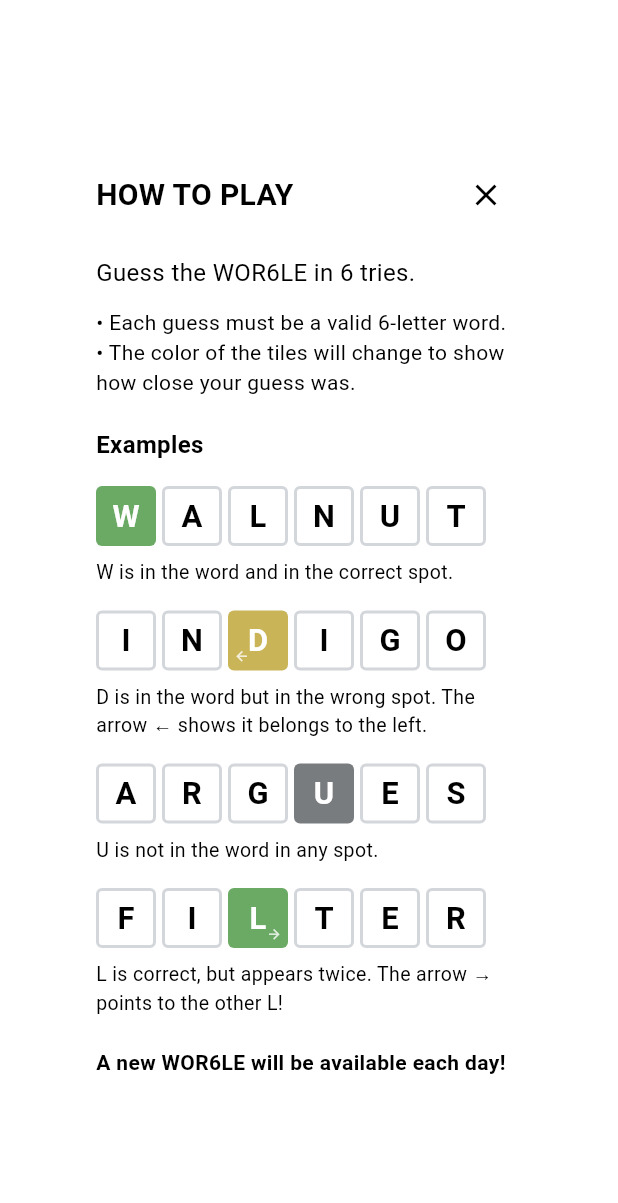
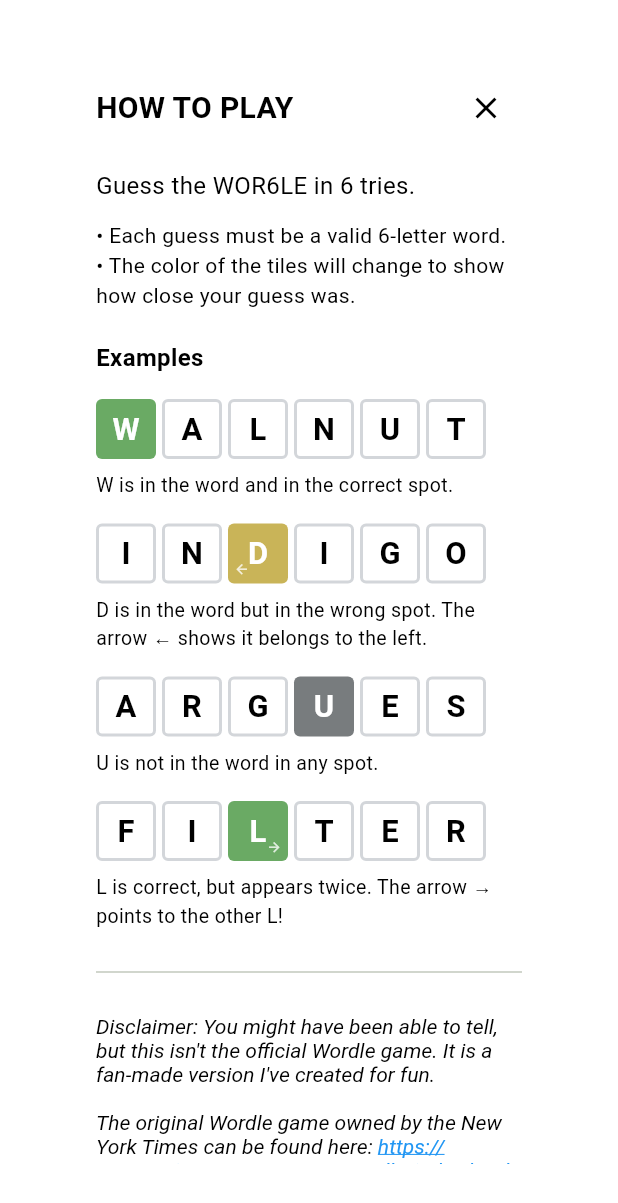
Before and after one commit to gridlocdev/wor6le, a Flutter app: the HelpDialog widget shown alone on an empty page, opened directly, on a phone screen of 412 x 824 dp. Shown: the top 1203 px of the screen. Run offline on Flutter 3.47's test engine with Material 3 defaults, Android fonts, the phone set to English and light mode, and no system bars; our stand-ins replace shared_preferences; accounts and stored records are empty; project files that could hold a hidden picture were left out.

Commit message:
Add disclaimer with clickable link to help dialog
Just so it's clear that I'm not trying to pretend to be the real wordle or anything.

```diff
--- a/lib/dialogs/help_dialog.dart
+++ b/lib/dialogs/help_dialog.dart
@@ -1,4 +1,6 @@
+import 'package:flutter/gestures.dart';
 import 'package:flutter/material.dart';
+import 'package:url_launcher/url_launcher.dart';
 import '../models/tile_state.dart';
 import '../models/letter_status.dart';
 import '../models/arrow_direction.dart';
@@ -128,12 +130,46 @@ class HelpDialog extends StatelessWidget {
                 ],
               ),
               const SizedBox(height: 20),
-              Text(
-                'A new WOR6LE will be available each day!',
-                style: TextStyle(
-                  fontSize: 14,
-                  fontWeight: FontWeight.bold,
-                  color: AppColors.getTextColorForBackground(darkMode),
+              Divider(),
+              const SizedBox(height: 20),
+              RichText(
+                text: TextSpan(
+                  style: TextStyle(
+                    fontSize: 14,
+                    fontStyle: FontStyle.italic,
+                    fontWeight: FontWeight.normal,
+                    color: AppColors.getTextColorForBackground(darkMode),
+                  ),
+                  children: [
+                    const TextSpan(
+                      text:
+                          "Disclaimer: You might have been able to tell, but this isn't the official Wordle game. It is a fan-made version I've created for fun.\n\n",
+                    ),
+                    const TextSpan(
+                      text:
+                          'The original Wordle game owned by the New York Times can be found here: ',
+                    ),
+                    TextSpan(
+                      text: 'https://www.nytimes.com/games/wordle/index.html',
+                      style: TextStyle(
+                        color: darkMode ? Colors.lightBlue : Colors.blue,
+                        decoration: TextDecoration.underline,
+                      ),
+                      recognizer: TapGestureRecognizer()
+                        ..onTap = () async {
+                          final url = Uri.parse(
+                            'https://www.nytimes.com/games/wordle/index.html',
+                          );
+                          if (await canLaunchUrl(url)) {
+                            await launchUrl(
+                              url,
+                              mode: LaunchMode.externalApplication,
+                            );
+                          }
+                        },
+                    ),
+                    const TextSpan(text: '.'),
+                  ],
                 ),
               ),
             ],
--- a/pubspec.yaml
+++ b/pubspec.yaml
@@ -36,6 +36,7 @@ dependencies:
   cupertino_icons: ^1.0.8
   shared_preferences: ^2.2.2
   intl: ^0.20.2
+  url_launcher: ^6.3.1
 
 dev_dependencies:
   flutter_test:
```
Also changed, not shown: pubspec.lock, 4 other files.
